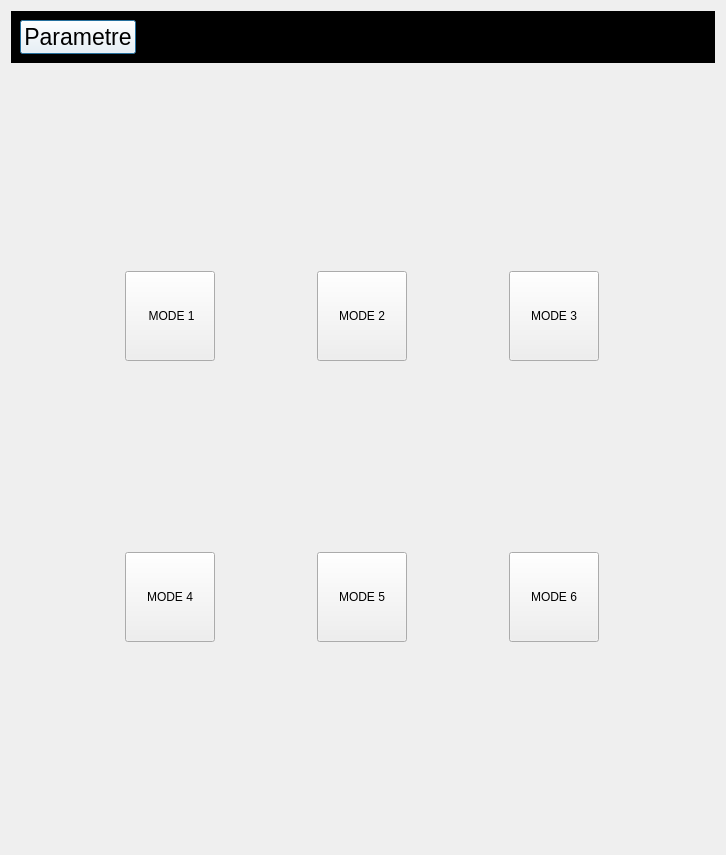
Before: the Qt Designer form arrerasettingui.ui in Arrera-Software/Arrera-Interface, drawn with Qt 5.
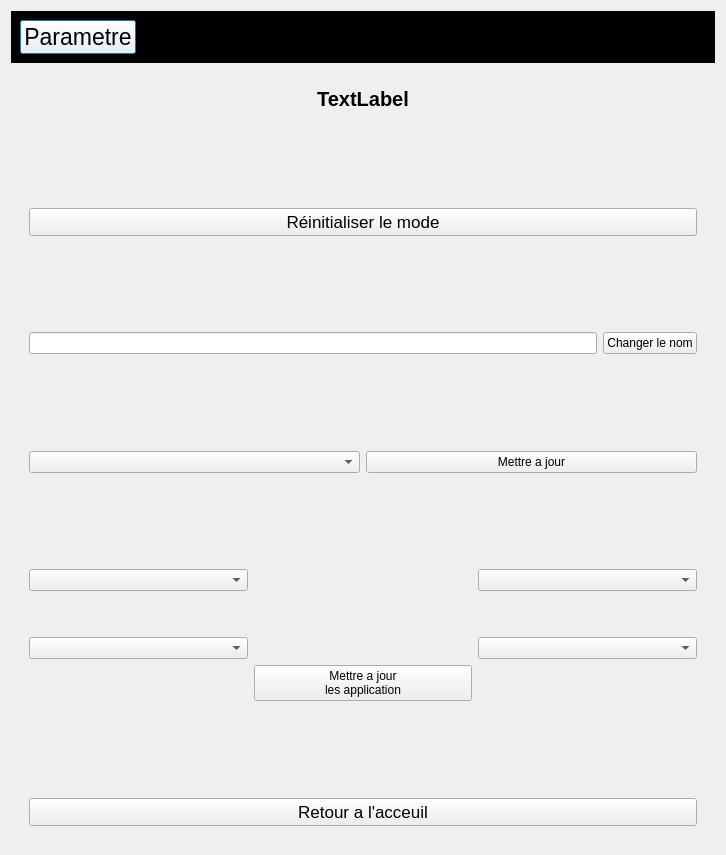
After: the same form once the commit is applied. The open tabs and pages were chosen to show the change. Icons and pictures are not drawn.

Commit message: Debut partie lieu

Diff of the .ui file:
```diff
--- a/arrerasettingui.ui
+++ b/arrerasettingui.ui
@@ -1148,6 +1148,219 @@
            </item>
           </layout>
          </widget>
+         <widget class="QWidget" name="gestMode">
+          <layout class="QVBoxLayout" name="verticalLayout_12">
+           <item>
+            <widget class="QLabel" name="LINDICATIONGESTMODE">
+             <property name="font">
+              <font>
+               <pointsize>15</pointsize>
+               <bold>true</bold>
+              </font>
+             </property>
+             <property name="text">
+              <string>TextLabel</string>
+             </property>
+             <property name="alignment">
+              <set>Qt::AlignmentFlag::AlignCenter</set>
+             </property>
+            </widget>
+           </item>
+           <item>
+            <spacer name="verticalSpacer_28">
+             <property name="orientation">
+              <enum>Qt::Orientation::Vertical</enum>
+             </property>
+             <property name="sizeHint" stdset="0">
+              <size>
+               <width>20</width>
+               <height>40</height>
+              </size>
+             </property>
+            </spacer>
+           </item>
+           <item>
+            <widget class="QPushButton" name="IDC_RESETMODE">
+             <property name="font">
+              <font>
+               <pointsize>13</pointsize>
+              </font>
+             </property>
+             <property name="text">
+              <string>Réinitialiser le mode</string>
+             </property>
+            </widget>
+           </item>
+           <item>
+            <spacer name="verticalSpacer_24">
+             <property name="orientation">
+              <enum>Qt::Orientation::Vertical</enum>
+             </property>
+             <property name="sizeHint" stdset="0">
+              <size>
+               <width>20</width>
+               <height>40</height>
+              </size>
+             </property>
+            </spacer>
+           </item>
+           <item>
+            <layout class="QHBoxLayout" name="horizontalLayout_11">
+             <item>
+              <widget class="QLineEdit" name="lineEdit"/>
+             </item>
+             <item>
+              <widget class="QPushButton" name="IDC_CHANGENAME">
+               <property name="text">
+                <string>Changer le nom</string>
+               </property>
+              </widget>
+             </item>
+            </layout>
+           </item>
+           <item>
+            <spacer name="verticalSpacer_25">
+             <property name="orientation">
+              <enum>Qt::Orientation::Vertical</enum>
+             </property>
+             <property name="sizeHint" stdset="0">
+              <size>
+               <width>20</width>
+               <height>40</height>
+              </size>
+             </property>
+            </spacer>
+           </item>
+           <item>
+            <layout class="QHBoxLayout" name="horizontalLayout_12">
+             <item>
+              <widget class="QComboBox" name="IDC_ASSISTANTGESTMODE"/>
+             </item>
+             <item>
+              <widget class="QPushButton" name="IDC_ASSISTANTMAJGESTMODE">
+               <property name="text">
+                <string>Mettre a jour</string>
+               </property>
+              </widget>
+             </item>
+            </layout>
+           </item>
+           <item>
+            <spacer name="verticalSpacer_26">
+             <property name="orientation">
+              <enum>Qt::Orientation::Vertical</enum>
+             </property>
+             <property name="sizeHint" stdset="0">
+              <size>
+               <width>20</width>
+               <height>40</height>
+              </size>
+             </property>
+            </spacer>
+           </item>
+           <item>
+            <layout class="QGridLayout" name="gridLayout_4">
+             <item row="0" column="2">
+              <widget class="QComboBox" name="IDC_APP2GESTMODE"/>
+             </item>
+             <item row="3" column="2">
+              <spacer name="horizontalSpacer_21">
+               <property name="orientation">
+                <enum>Qt::Orientation::Horizontal</enum>
+               </property>
+               <property name="sizeHint" stdset="0">
+                <size>
+                 <width>40</width>
+                 <height>20</height>
+                </size>
+               </property>
+              </spacer>
+             </item>
+             <item row="0" column="0">
+              <widget class="QComboBox" name="IDC_APP1GESTMODE"/>
+             </item>
+             <item row="3" column="0">
+              <spacer name="horizontalSpacer_20">
+               <property name="orientation">
+                <enum>Qt::Orientation::Horizontal</enum>
+               </property>
+               <property name="sizeHint" stdset="0">
+                <size>
+                 <width>40</width>
+                 <height>20</height>
+                </size>
+               </property>
+              </spacer>
+             </item>
+             <item row="3" column="1">
+              <widget class="QPushButton" name="IDC_MAJAPPGESTMODE">
+               <property name="text">
+                <string>Mettre a jour 
+les application</string>
+               </property>
+              </widget>
+             </item>
+             <item row="2" column="2">
+              <widget class="QComboBox" name="IDC_APP4GESTMODE"/>
+             </item>
+             <item row="1" column="0">
+              <spacer name="verticalSpacer_23">
+               <property name="orientation">
+                <enum>Qt::Orientation::Vertical</enum>
+               </property>
+               <property name="sizeHint" stdset="0">
+                <size>
+                 <width>20</width>
+                 <height>40</height>
+                </size>
+               </property>
+              </spacer>
+             </item>
+             <item row="2" column="0">
+              <widget class="QComboBox" name="IDC_APP3GESTMODE"/>
+             </item>
+             <item row="1" column="1">
+              <spacer name="horizontalSpacer_19">
+               <property name="orientation">
+                <enum>Qt::Orientation::Horizontal</enum>
+               </property>
+               <property name="sizeHint" stdset="0">
+                <size>
+                 <width>40</width>
+                 <height>20</height>
+                </size>
+               </property>
+              </spacer>
+             </item>
+            </layout>
+           </item>
+           <item>
+            <spacer name="verticalSpacer_27">
+             <property name="orientation">
+              <enum>Qt::Orientation::Vertical</enum>
+             </property>
+             <property name="sizeHint" stdset="0">
+              <size>
+               <width>20</width>
+               <height>40</height>
+              </size>
+             </property>
+            </spacer>
+           </item>
+           <item>
+            <widget class="QPushButton" name="IDC_RETOURGESTMODE">
+             <property name="font">
+              <font>
+               <pointsize>13</pointsize>
+              </font>
+             </property>
+             <property name="text">
+              <string>Retour a l'acceuil</string>
+             </property>
+            </widget>
+           </item>
+          </layout>
+         </widget>
         </widget>
        </item>
       </layout>
```
Left out of the diff: 313 changed lines with no effect on the pictures. The commit also changes 2 other files.
